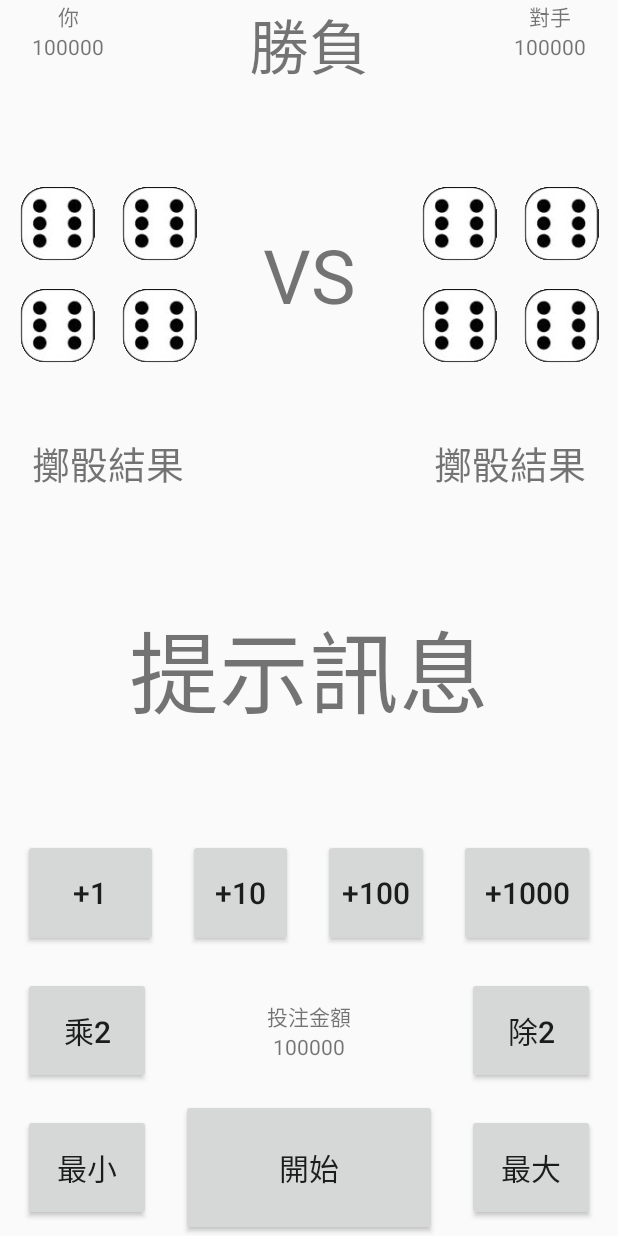
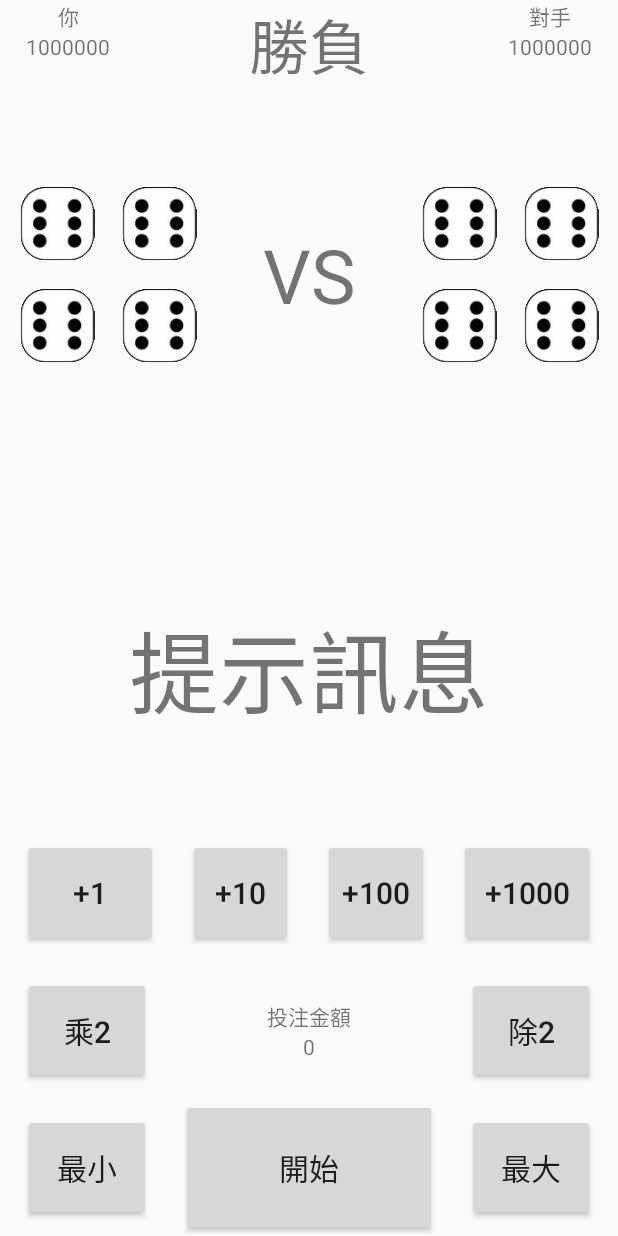
Before and after one commit to StarYuGit/18Disc, an Android app: the screen it shows after launch (MainActivity), on a phone screen of 412 x 824 dp. Run offline under Robolectric (Android 15) with nearby library versions, the phone set to English and light mode, and no system bars.

Commit message:
Version 1.3

```diff
--- a/app/src/main/java/com/example/a18disc/MainActivity.java
+++ b/app/src/main/java/com/example/a18disc/MainActivity.java
@@ -5,13 +5,132 @@ import androidx.appcompat.app.AppCompatActivity;
 
 import android.app.Activity;
 import android.app.Application;
+import android.media.Image;
 import android.os.Bundle;
+import android.view.View;
+import android.widget.Button;
 import android.widget.ImageView;
+import android.widget.TextView;
 
-public class MainActivity extends AppCompatActivity {
+public class MainActivity extends AppCompatActivity implements View.OnClickListener {
+    TextView player1_money,player2_money,
+             player1_result,player2_result,
+             message_text,total_bet;
+
+    Button plus_1,plus_10,plus_100,plus_1000;
+    Button multi_2,division_2,bet_min,bet_max,bet_start;
+
+    ImageView disc1_1,disc1_2,disc1_3,disc1_4,
+              disc2_1,disc2_2,disc2_3,disc2_4;
+
+    int p1_total_money = 1000000,
+        p2_total_money = 1000000,
+        bet_counter = 0,
+        bet = 0;
+
+    String operator;
     @Override
     protected void onCreate(Bundle savedInstanceState) {
         super.onCreate(savedInstanceState);
         setContentView(R.layout.activity_main);
+        player1_money = (TextView) findViewById(R.id.player1_money);
+        player2_money = (TextView) findViewById(R.id.player2_money);
+        player1_result = (TextView) findViewById(R.id.player1_result);
+        player2_result = (TextView) findViewById(R.id.player2_result);
+        message_text = (TextView) findViewById(R.id.message_text);
+        total_bet = (TextView) findViewById(R.id.total_bet);
+        plus_1 = (Button) findViewById(R.id.plus_1);
+        plus_10 = (Button) findViewById(R.id.plus_10);
+        plus_100 = (Button) findViewById(R.id.plus_100);
+        plus_1000 = (Button) findViewById(R.id.plus_1000);
+        multi_2 = (Button) findViewById(R.id.multi_2);
+        division_2 = (Button) findViewById(R.id.division_2);
+        bet_min = (Button) findViewById(R.id.bet_min);
+        bet_max = (Button) findViewById(R.id.bet_max);
+        bet_start = (Button) findViewById(R.id.bet_start);
+        disc1_1 = (ImageView) findViewById(R.id.disc1_1);
+        disc1_2 = (ImageView) findViewById(R.id.disc1_2);
+        disc1_3 = (ImageView) findViewById(R.id.disc1_3);
+        disc1_4 = (ImageView) findViewById(R.id.disc1_4);
+        disc2_1 = (ImageView) findViewById(R.id.disc2_1);
+        disc2_2 = (ImageView) findViewById(R.id.disc2_2);
+        disc2_3 = (ImageView) findViewById(R.id.disc2_3);
+        disc2_4 = (ImageView) findViewById(R.id.disc2_4);
+
+        total_bet.setText(String.valueOf(bet_counter));
+        player1_money.setText(String.valueOf(p1_total_money));
+        player2_money.setText(String.valueOf(p2_total_money));
+        player1_result.setText("");
+        player2_result.setText("");
+
+        plus_1.setOnClickListener(this);
+        plus_10.setOnClickListener(this);
+        plus_100.setOnClickListener(this);
+        plus_1000.setOnClickListener(this);
+        multi_2.setOnClickListener(this);
+        division_2.setOnClickListener(this);
+        bet_min.setOnClickListener(this);
+        bet_max.setOnClickListener(this);
+        bet_start.setOnClickListener(this);
+    }
+    public int Betting(String op,int p_money,int b_counter,int b){
+        if (op == "plus"){
+            b_counter = b_counter + b;
+        } else if (op == "multi"){
+            b_counter = b_counter * 2;
+        } else if (op == "division") {
+            b_counter = b_counter / 2;
+        } else if (op == "min"){
+            b_counter = 1;
+        } else if (op == "max"){
+            b_counter = p_money;
+        }
+        if (p_money < b_counter)
+            b_counter = p_money;
+        bet_counter = b_counter;
+        return bet_counter;
+    }
+    @Override
+    public void onClick(View v) {
+        switch (v.getId()){
+            case R.id.plus_1:
+                operator = "plus";
+                bet = 1;
+                total_bet.setText(String.valueOf(Betting(operator, p1_total_money, bet_counter, bet)));
+                break;
+            case R.id.plus_10:
+                operator = "plus";
+                bet = 10;
+                total_bet.setText(String.valueOf(Betting(operator, p1_total_money, bet_counter, bet)));
+                break;
+            case R.id.plus_100:
+                operator = "plus";
+                bet = 100;
+                total_bet.setText(String.valueOf(Betting(operator, p1_total_money, bet_counter, bet)));
+                break;
+            case R.id.plus_1000:
+                operator = "plus";
+                bet = 1000;
+                total_bet.setText(String.valueOf(Betting(operator, p1_total_money, bet_counter, bet)));
+                break;
+            case R.id.multi_2:
+                operator = "multi";
+                total_bet.setText(String.valueOf(Betting(operator, p1_total_money, bet_counter, bet)));
+                break;
+            case R.id.division_2:
+                operator = "division";
+                total_bet.setText(String.valueOf(Betting(operator, p1_total_money, bet_counter, bet)));
+                break;
+            case R.id.bet_min:
+                operator = "min";
+                total_bet.setText(String.valueOf(Betting(operator, p1_total_money, bet_counter, bet)));
+                break;
+            case R.id.bet_max:
+                operator = "max";
+                total_bet.setText(String.valueOf(Betting(operator, p1_total_money, bet_counter, bet)));
+                break;
+            case R.id.bet_start:
+                break;
+        }
     }
 }
--- a/app/src/main/res/layout/activity_main.xml
+++ b/app/src/main/res/layout/activity_main.xml
@@ -7,7 +7,8 @@
     android:layout_marginLeft="5dp"
     android:layout_marginRight="5dp"
     android:orientation="vertical"
-    tools:context=".MainActivity">
+    tools:context=".MainActivity"
+    tools:ignore="NestedWeights">
     <!--1-->
     <LinearLayout
         android:layout_width="match_parent"
@@ -24,7 +25,8 @@
             <LinearLayout
                 android:layout_width="match_parent"
                 android:layout_height="wrap_content"
-                android:orientation="horizontal">
+                android:orientation="horizontal"
+                android:baselineAligned="false">
                 <!--1-1-1-1-->
                 <LinearLayout
                     android:layout_width="match_parent"
@@ -37,6 +39,7 @@
                     android:layout_gravity="center_horizontal"
                     android:text="你" />
                     <TextView
+                        android:id="@+id/player1_money"
                         android:layout_width="wrap_content"
                         android:layout_height="wrap_content"
                         android:layout_gravity="center_horizontal"
@@ -67,6 +70,7 @@
                         android:layout_gravity="center_horizontal"
                         android:text="對手" />
                     <TextView
+                        android:id="@+id/player2_money"
                         android:layout_width="wrap_content"
                         android:layout_height="wrap_content"
                         android:layout_gravity="center_horizontal"
@@ -247,6 +251,7 @@
                 android:gravity="center"
                 android:layout_weight="1">
                 <TextView
+                    android:id="@+id/player1_result"
                     android:layout_width="wrap_content"
                     android:layout_height="wrap_content"
                     android:text="擲骰結果"
@@ -264,6 +269,7 @@
                 android:gravity="center"
                 android:layout_weight="1">
                 <TextView
+                    android:id="@+id/player2_result"
                     android:layout_width="wrap_content"
                     android:layout_height="wrap_content"
                     android:text="擲骰結果"
@@ -277,6 +283,7 @@
             android:gravity="center"
             android:layout_weight="1">
             <TextView
+                android:id="@+id/message_text"
                 android:layout_width="wrap_content"
                 android:layout_height="wrap_content"
                 android:text="提示訊息"
@@ -297,6 +304,7 @@
             android:gravity="center"
             android:orientation="horizontal">
             <Button
+                android:id="@+id/plus_1"
                 android:layout_width="0dp"
                 android:layout_height="match_parent"
                 android:layout_margin="10dp"
@@ -308,6 +316,7 @@
                 android:layout_width="0dp"
                 android:layout_height="match_parent">
                 <Button
+                    android:id="@+id/plus_10"
                     android:layout_weight="1"
                     android:layout_width="0dp"
                     android:layout_height="match_parent"
@@ -315,6 +324,7 @@
                     android:textSize="20dp"
                     android:text="+10"/>
                 <Button
+                    android:id="@+id/plus_100"
                     android:layout_weight="1"
                     android:layout_width="0dp"
                     android:layout_height="match_parent"
@@ -323,6 +333,7 @@
                     android:text="+100"/>
             </LinearLayout>
             <Button
+                android:id="@+id/plus_1000"
                 android:layout_weight="1"
                 android:layout_width="0dp"
                 android:layout_height="match_parent"
@@ -338,6 +349,7 @@
             android:layout_weight="1"
             android:orientation="horizontal">
             <Button
+                android:id="@+id/multi_2"
                 android:layout_weight="1"
                 android:layout_width="0dp"
                 android:layout_height="match_parent"
@@ -359,13 +371,14 @@
                     android:layout_gravity="center_horizontal"
                     android:text="投注金額" />
                 <TextView
+                    android:id="@+id/total_bet"
                     android:layout_width="wrap_content"
                     android:layout_height="wrap_content"
-                    android:id="@+id/textView1"
                     android:layout_gravity="center_horizontal"
                     android:text="100000" />
             </LinearLayout>
             <Button
+                android:id="@+id/division_2"
                 android:layout_weight="1"
                 android:layout_width="0dp"
                 android:layout_height="match_parent"
@@ -381,6 +394,7 @@
             android:gravity="center"
             android:orientation="horizontal">
             <Button
+                android:id="@+id/bet_min"
                 android:layout_weight="1"
                 android:layout_width="0dp"
                 android:layout_margin="10dp"
@@ -388,6 +402,7 @@
                 android:textSize="20dp"
                 android:text="最小"/>
             <Button
+                android:id="@+id/bet_start"
                 android:layout_width="0dp"
                 android:layout_height="match_parent"
                 android:layout_marginLeft="10dp"
@@ -396,6 +411,7 @@
                 android:layout_weight="2"
                 android:text="開始" />
             <Button
+                android:id="@+id/bet_max"
                 android:layout_weight="1"
                 android:layout_width="0dp"
                 android:layout_height="match_parent"
```
